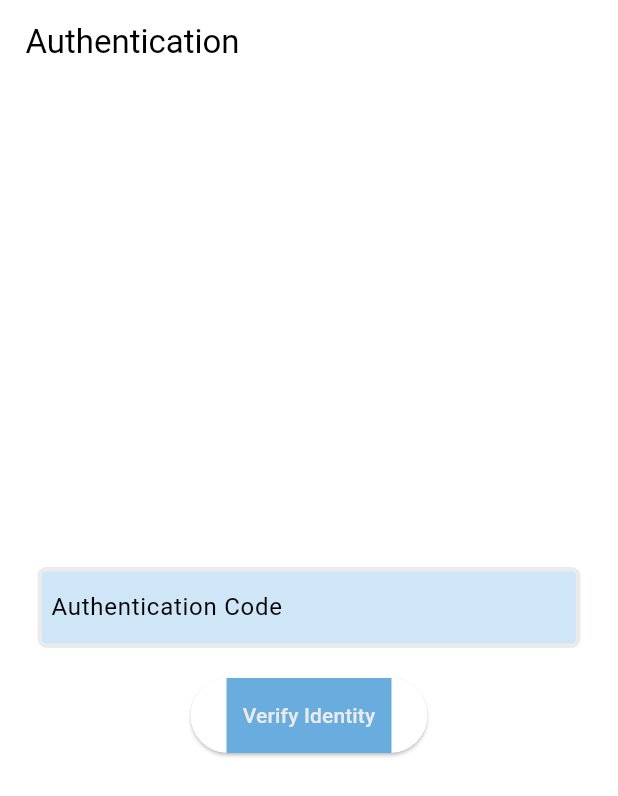
After one commit to JVarela02/hof_book_nook_senior, a Flutter app: the AuthCodePage screen opened directly, after a tap on "Verify Identity", on a phone screen of 412 x 824 dp. The commit adds this screen. Shown: the top 796 px of the screen. Run offline on Flutter 3.47's test engine with Material 3 defaults, Android fonts, the phone set to English and light mode, and no system bars; our stand-ins replace cloud_firestore, firebase_auth, firebase_core, google_fonts; accounts and stored records are empty.

Commit message:
log-in / sign-up auth complete

```diff
--- /dev/null
+++ b/lib/auth/auth_code_page.dart
@@ -0,0 +1,183 @@
+import 'package:cloud_firestore/cloud_firestore.dart';
+import 'package:firebase_auth/firebase_auth.dart';
+import 'package:flutter/material.dart';
+import 'package:flutter/src/widgets/container.dart';
+import 'package:flutter/src/widgets/framework.dart';
+import 'package:the_hof_book_nook/pages/sign%20ins/login_page.dart';
+import 'package:the_hof_book_nook/pages/in%20app/home_page.dart';
+
+class AuthCodePage extends StatefulWidget {
+  const AuthCodePage({super.key});
+
+  @override
+  State<AuthCodePage> createState() => _AuthCodePageState();
+}
+
+class _AuthCodePageState extends State<AuthCodePage> {
+  final user = FirebaseAuth.instance.currentUser!;
+
+  // input controllers
+  final _authcodeController = TextEditingController();
+  var attempts = 0;
+
+  //
+
+  @override
+  void dispose() {
+    _authcodeController.dispose();
+    super.dispose();
+  }
+
+
+  Future getCode() async {
+    var collection = FirebaseFirestore.instance
+        .collection('users')
+        .where('email', isEqualTo: user.email);
+    var querySnapshot = await collection.get();
+    var code = 0;
+    for (var queryDocumentSnapshot in querySnapshot.docs) {
+      Map<String, dynamic> data = queryDocumentSnapshot.data();
+      code = data['auth'];
+    }
+    return code;
+  }
+
+
+  Future verifyUser() async{
+    var code = await getCode();
+    int input = int.parse(_authcodeController.text);
+
+    if (input != code){
+      attempts = attempts + 1;
+      if(attempts >= 3) {
+        await FirebaseAuth.instance.signOut();
+                    Navigator.popUntil(context, (route) => false);
+                    Navigator.push(
+                      context,
+                      MaterialPageRoute(
+                        builder: (context) {
+                          return LoginPage(showRegisterPage: () {  },
+                          );
+                        },
+                      ),
+                    );
+        }
+      else{
+      print(attempts);
+      int tries = (3 - attempts);
+      showDialog(
+          context: context,
+          builder: (context) {
+            return AlertDialog(
+              content: Text("Wrong Code: You have " + tries.toString() + " attempts to try again"),
+            );
+          });
+      }
+    }
+
+    else{
+      Navigator.of(context).pop();
+      Navigator.push(context,
+        MaterialPageRoute(builder: (BuildContext context) {
+          return HomePage();
+        }));
+    }
+
+  }
+
+
+
+  @override
+  Widget build(BuildContext context) {
+    return Scaffold(
+      appBar: AppBar(
+        title: const FittedBox(
+          child: Padding(
+            padding: EdgeInsets.only(left: 1.0),
+            child: Align(
+                alignment: Alignment.centerLeft, child: Text("Authentication")),
+          ),
+        ),
+        actions: [
+          Padding(
+            padding: const EdgeInsets.only(right: 15.0),
+            child: Align(
+              alignment: Alignment.centerRight,
+              child: GestureDetector(
+                  onTap: () async {
+                    await FirebaseAuth.instance.signOut();
+                    Navigator.popUntil(context, (route) => false);
+                    Navigator.push(
+                      context,
+                      MaterialPageRoute(
+                        builder: (context) {
+                          return LoginPage(
+                            showRegisterPage: () {},
+                          );
+                        },
+                      ),
+                    );
+                  },
+                  child: const Text("Logout",
+                      style: TextStyle(
+                        color: Colors.white,
+                        fontWeight: FontWeight.bold,
+                      ))),
+            ),
+          )
+        ],
+      ),
+      body: SafeArea(
+        child: Center(
+          child: Column(
+            mainAxisAlignment: MainAxisAlignment.center,
+            children: [
+
+              Padding(
+                padding: const EdgeInsets.symmetric(horizontal: 25.0),
+                child: Container(
+                  decoration: BoxDecoration(
+                    color: Color.fromARGB(255, 207, 230, 247),
+                    border: Border.all(
+                        color: Color.fromARGB(255, 235, 235, 235), width: 3),
+                    borderRadius: BorderRadius.circular(6),
+                  ),
+                  child: Padding(
+                    padding: const EdgeInsets.only(left: 6.0),
+                    child: TextField(
+                      controller: _authcodeController,
+                      decoration: const InputDecoration(
+                        border: InputBorder.none,
+                        hintText: "Authentication Code",
+                      ),
+                    ),
+                  ),
+                ),
+              ),
+
+              const SizedBox(height: 20),
+
+              ElevatedButton(
+                onPressed: verifyUser,
+                child: Container(
+                  height: 50,
+                  width: 110,
+                  decoration: BoxDecoration(
+                    color: Color.fromARGB(255, 105, 173, 222),
+                  ),
+                  child: const Center(
+                    child: Text(
+                      "Verify Identity",
+                      style:
+                          TextStyle(color: Color.fromARGB(255, 235, 235, 235)),
+                    ),
+                  ),
+                ),
+              ),
+            ],
+          ),
+        ),
+      ),
+    );
+  }
+}
--- a/lib/auth/main_page.dart
+++ b/lib/auth/main_page.dart
@@ -1,4 +1,5 @@
 // import 'dart:html';
+import 'package:the_hof_book_nook/auth/auth_code_page.dart';
 import 'package:the_hof_book_nook/auth/auth_page.dart';
 import 'package:firebase_auth/firebase_auth.dart';
 import 'package:flutter/material.dart';
@@ -15,7 +16,8 @@ class MainPage extends StatelessWidget {
         stream: FirebaseAuth.instance.authStateChanges(),
         builder: (context, snapshot) {
           if(snapshot.hasData){
-            return HomePage();
+            return AuthCodePage();
+            // return HomePage();
           }
           else{
             return AuthPage();
--- a/lib/pages/sign ins/register_page.dart
+++ b/lib/pages/sign ins/register_page.dart
@@ -5,6 +5,9 @@ import 'package:firebase_auth/firebase_auth.dart';
 //import 'package:firebase_core/firebase_core.dart';
 import 'package:flutter/material.dart';
 import 'package:google_fonts/google_fonts.dart';
+import 'dart:math';
+import 'package:http/http.dart' as http;
+import 'dart:convert';
 
 class RegisterPage extends StatefulWidget {
   final VoidCallback showLoginPage;
@@ -61,6 +64,12 @@ class _RegisterPageState extends State<RegisterPage> {
     else{
       return false;
     }
+  }
+
+  int codeGenerator() {
+    int code = Random().nextInt(89999) + 10000;
+    print(code);
+    return code;
   }
 
   Future signUp() async{
@@ -132,13 +141,48 @@ class _RegisterPageState extends State<RegisterPage> {
     }
   }
 
+  Future emailAuth(
+    {required name,
+    required code,
+    required email,}
+  ) async {
+    final serviceId = 'service_1lu743t';
+    final templateId = 'template_1pu7cem';
+    final userId = 'O7K884SMxRo1npb9t';
+
+    final url = Uri.parse('https://api.emailjs.com/api/v1.0/email/send');
+    final response = await http.post(
+      url,
+      headers: {
+        'origin': 'http://localhost',
+        'Content-Type': 'application/json',
+      },
+      body: jsonEncode({
+        'service_id': serviceId,
+        'template_id': templateId,
+        'user_id': userId,
+        'template_params': {
+          'first_name': name,
+          'code': code,
+          'user_email' : email
+        }
+      }),
+    );
+    print(response.body);
+  }
+
   Future addUserDetails(String firstName, String lastName, String userName, String email) async{
+    int code = codeGenerator();
     await FirebaseFirestore.instance.collection("users").add({
       'first name': firstName,
       'last name': lastName,
       'username': userName,
       'email': email,
+      'credits': 0,
+      'auth': code
     });
+    String fullName = firstName + " " + lastName;
+    emailAuth(name: fullName, code: code, email: email);
   }
 
   @override
```
Also changed, not shown: lib/pages/in app/home_page.dart (+3 -4 lines), lib/pages/sign ins/login_page.dart (+87 -0 lines).
